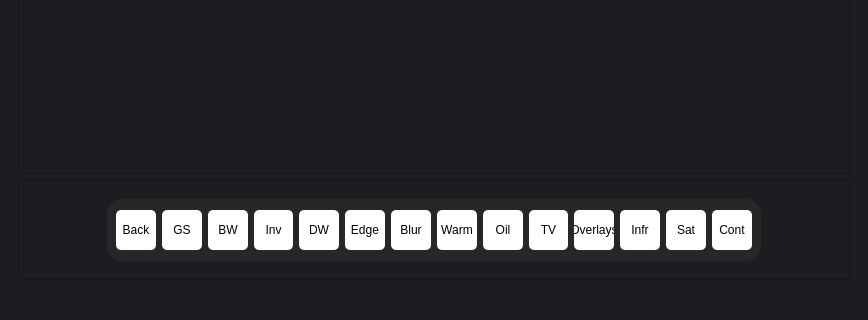
The window that MiniPhotoshop/mainwindow.ui (HassanIsmail16/Image-Processing-Application) describes before a commit, drawn with Qt 5; both pictures show x 0 to 868 and y 404 to 724 of the 868 by 724 pixel window.
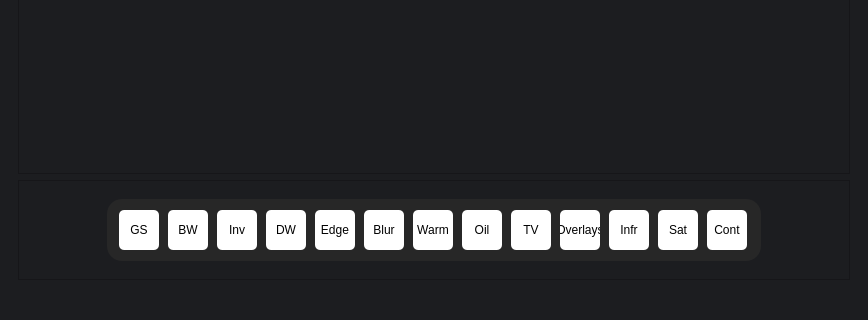
The same window after the commit. The open tabs and pages were chosen to show the change.

Diff of the .ui file:
```diff
--- a/MiniPhotoshop/mainwindow.ui
+++ b/MiniPhotoshop/mainwindow.ui
@@ -438,24 +438,6 @@
 border-radius: 15px;</string>
                  </property>
                  <layout class="QHBoxLayout" name="horizontalLayout_3">
-                  <item>
-                   <widget class="QPushButton" name="backBtn_fx">
-                    <property name="maximumSize">
-                     <size>
-                      <width>40</width>
-                      <height>40</height>
-                     </size>
-                    </property>
-                    <property name="styleSheet">
-                     <string notr="true">background-color: rgb(255, 255, 255);
-color: rgb(0, 0, 0);
-border-radius: 5px;</string>
-                    </property>
-                    <property name="text">
-                     <string>Back</string>
-                    </property>
-                   </widget>
-                  </item>
                   <item>
                    <widget class="QPushButton" name="grayScaleBtn">
                     <property name="maximumSize">
```
Left out of the diff: 23 changed lines with no effect on the pictures.
